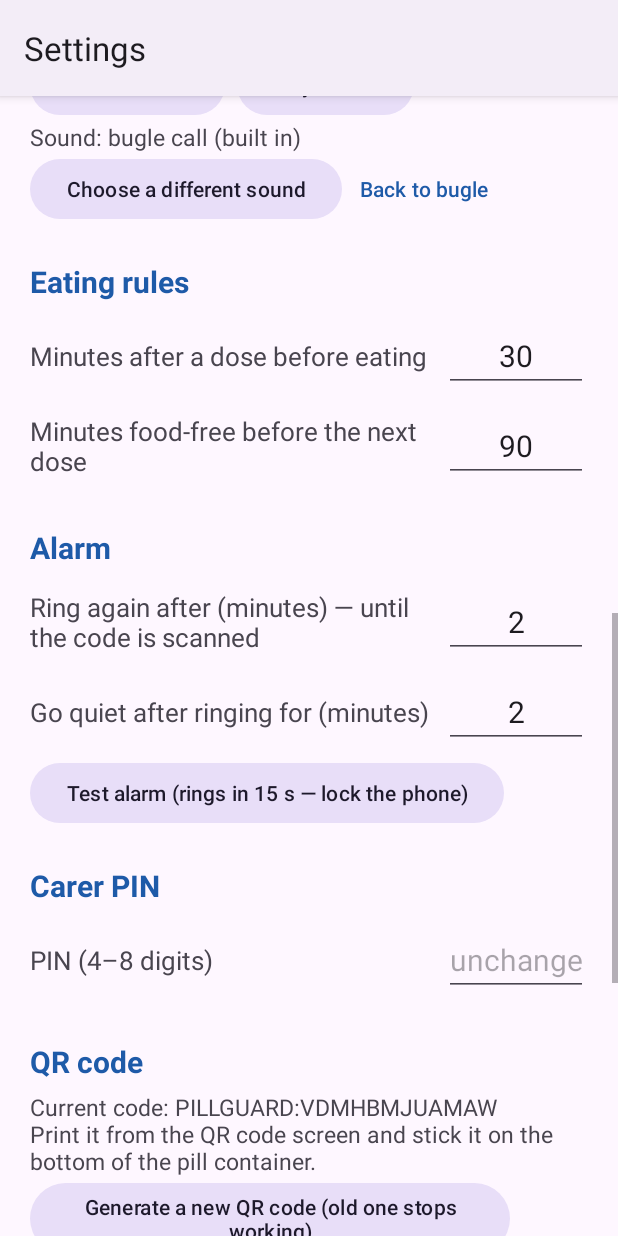
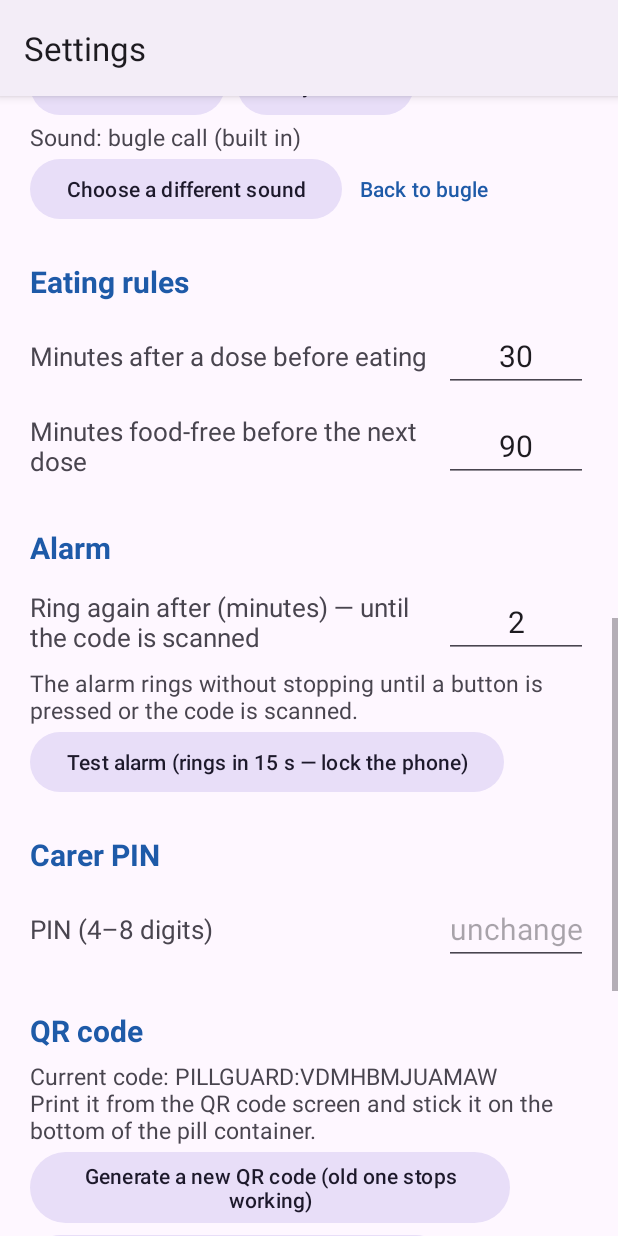
Before and after one commit to GorimJ/pillguard, an Android app: the SettingsActivity screen opened directly, with no data from a screen before it, scrolled down 1064 dp, on a phone screen of 412 x 824 dp. Run offline under Robolectric (Android 15) with nearby library versions, the phone set to English and light mode, and no system bars; libraries missing offline, so code that uses them is left out: com.journeyapps.barcodescanner.

Commit message:
Alarm rings without stopping until interacted with (remove auto-pause)
Co-Authored-By: Claude Fable 5.1 <noreply@anthropic.com>
Claude-Session: https://claude.ai/code/session_014HPtAf1VEiiX1XL8wMHiMd

```diff
--- a/app/build.gradle.kts
+++ b/app/build.gradle.kts
@@ -11,8 +11,8 @@ android {
         applicationId = "uk.gorim.pillguard"
         minSdk = 26
         targetSdk = 35
-        versionCode = 9
-        versionName = "0.5.1"
+        versionCode = 10
+        versionName = "0.5.2"
     }
 
     signingConfigs {
--- a/app/src/main/java/uk/gorim/pillguard/SettingsActivity.kt
+++ b/app/src/main/java/uk/gorim/pillguard/SettingsActivity.kt
@@ -62,7 +62,6 @@ class SettingsActivity : AppCompatActivity() {
         num(R.id.eatAfter).setText(s.eatAfterMin.toString())
         num(R.id.eatBefore).setText(s.eatBeforeMin.toString())
         num(R.id.snooze).setText(s.reRingMin.toString())
-        num(R.id.ringTimeout).setText(s.ringTimeoutMin.toString())
         findViewById<TextView>(R.id.qrInfo).text = "Current code: ${store.qrPayload}\nPrint it from the QR code screen and stick it on the bottom of the pill container."
 
         findViewById<Button>(R.id.btnAddDose).setOnClickListener { editDose(null) }
@@ -294,7 +293,6 @@ class SettingsActivity : AppCompatActivity() {
             eatAfterMin = num(R.id.eatAfter).text.toString().toIntOrNull()?.coerceIn(0, 240) ?: s.eatAfterMin,
             eatBeforeMin = num(R.id.eatBefore).text.toString().toIntOrNull()?.coerceIn(0, 240) ?: s.eatBeforeMin,
             reRingMin = num(R.id.snooze).text.toString().toIntOrNull()?.coerceIn(1, 60) ?: s.reRingMin,
-            ringTimeoutMin = num(R.id.ringTimeout).text.toString().toIntOrNull()?.coerceIn(1, 30) ?: s.ringTimeoutMin,
             pin = if (pinText.isEmpty()) s.pin else pinText,
             mealsEnabled = findViewById<MaterialSwitch>(R.id.mealsEnabled).isChecked,
             meals = mealList.sortedBy { it.minuteOfDay },
--- a/app/src/main/res/layout/activity_settings.xml
+++ b/app/src/main/res/layout/activity_settings.xml
@@ -119,10 +119,11 @@
             <TextView style="@style/SettingsLabel" android:text="Ring again after (minutes) — until the code is scanned" />
             <EditText android:id="@+id/snooze" style="@style/SettingsNumber" />
         </LinearLayout>
-        <LinearLayout style="@style/SettingsRow">
-            <TextView style="@style/SettingsLabel" android:text="Go quiet after ringing for (minutes)" />
-            <EditText android:id="@+id/ringTimeout" style="@style/SettingsNumber" />
-        </LinearLayout>
+        <TextView
+            android:layout_width="match_parent"
+            android:layout_height="wrap_content"
+            android:textSize="15sp"
+            android:text="The alarm rings without stopping until a button is pressed or the code is scanned." />
         <Button
             android:id="@+id/btnTestAlarm"
             style="@style/Widget.Material3.Button.TonalButton"
```
Also changed, not shown: app/src/main/java/uk/gorim/pillguard/AlarmService.kt (+4 -16 lines), 1 other file.
